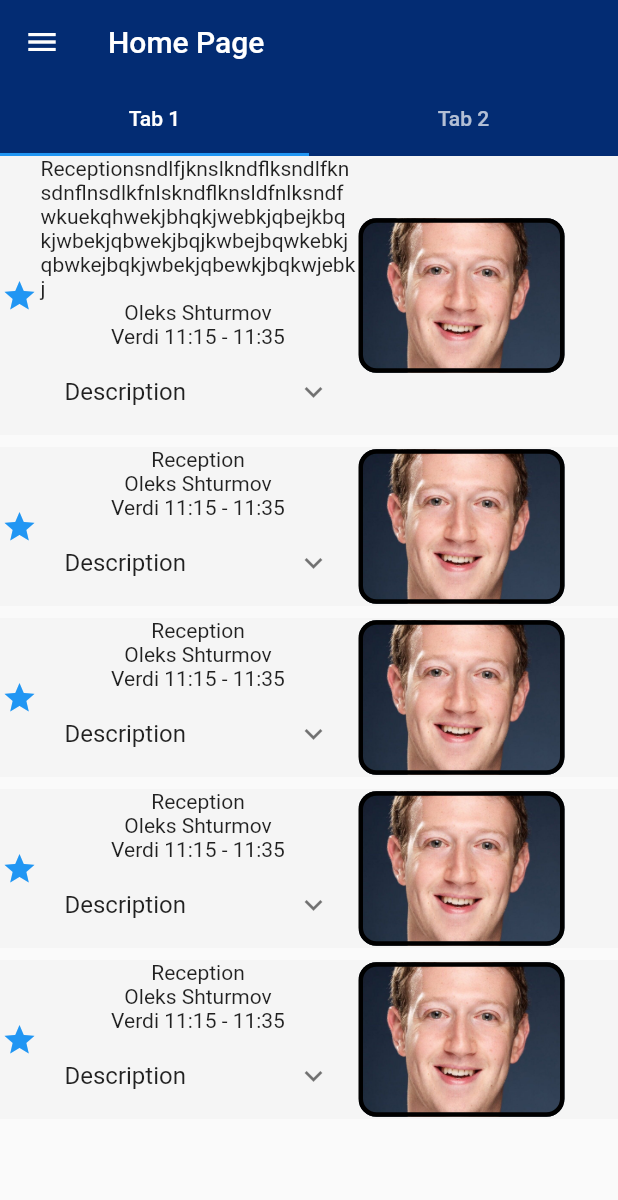
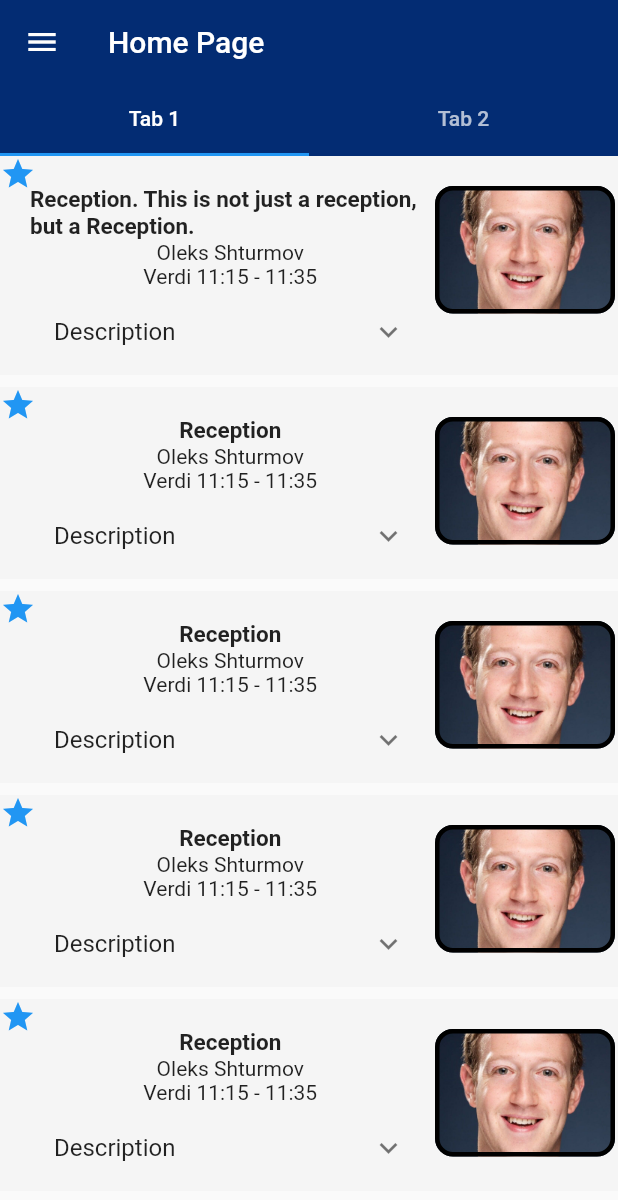
Before and after one commit to softeng-feup/open-cx-pavilion-inc, a Flutter app: the HomePage screen opened by its route, on a phone screen of 412 x 824 dp. Shown: the top 1200 px of the screen. Run offline on Flutter 3.47's test engine with Material 2 defaults, Android fonts, the phone set to English and light mode, and no system bars.

Commit message:
Home Page done

```diff
--- a/feedfheconference/lib/Model/db.dart
+++ b/feedfheconference/lib/Model/db.dart
@@ -12,7 +12,7 @@ class Database {
 
   List<Session> sessions = [
     Session(
-        'Receptionsndlfjknslkndflksndlfknsdnflnsdlkfnlskndflknsldfnlksndfwkuekqhwekjbhqkjwebkjqbejkbqkjwbekjqbwekjbqjkwbejbqwkebkjqbwkejbqkjwbekjqbewkjbqkwjebkj',
+        'Reception. This is not just a reception, but a Reception.',
         'On Monday (April 1st), we hold the welcome reception at the Aula Magna of the University of Genova.',
         'Oleks Shturmov',
         'Verdi',
--- a/feedfheconference/lib/View/Screens/home.dart
+++ b/feedfheconference/lib/View/Screens/home.dart
@@ -83,17 +83,15 @@ class EventBox extends StatelessWidget {
 
   EventBox(this.title, this.description, this.speaker, this.roomAndTime);
 
-
   @override
   Widget build(BuildContext context){
     return Container(
         color: Colors.grey[100],
         margin: const EdgeInsets.only(bottom: 8.0),
-          child: Row(
+        child: Stack(
           children: [
             Container(
-                //decoration: BoxDecoration(border: Border.all(color: Colors.blueAccent)),
-                  margin: const EdgeInsets.only(left: 1),
+                //margin: const EdgeInsets.only(left: 1),
                 child:Align(
                   alignment: Alignment.topLeft,
                   child: Icon(
@@ -103,13 +101,17 @@ Widget build(BuildContext context){
                 )
             ),
             Container(
-                  margin: const EdgeInsets.only(left: 2),
+              margin: const EdgeInsets.only(left: 20, top: 20),
               //color: Colors.green[200],
-                   width: 210,
+              //width: 215,
+              width: MediaQuery.of(context).size.width - 145,
               child: Column(
                 children: <Widget>[
 
-                       Text(title, textAlign: TextAlign.left),
+                  Text(title, textAlign: TextAlign.left, style: TextStyle(
+                    fontSize: 15,
+                    fontWeight: FontWeight.bold
+                  ),),
                   Text(speaker),
                   Text(roomAndTime),
                   ExpansionTile(
@@ -117,18 +119,22 @@ Widget build(BuildContext context){
                     children: <Widget>[
                       Text(description,
                           style: TextStyle(
-                                   fontSize: 15,
-                                   fontWeight: FontWeight.bold,
+                              fontSize: 13,
+                              //fontWeight: FontWeight.bold,
                               fontStyle: FontStyle.italic))
                     ],)
                 ],
               ),),
-              Container(
-                   margin: const EdgeInsets.only(left: 2),
+            Align(
+              alignment: Alignment.topRight,
+              //margin: const EdgeInsets.only(left: 2),
               //decoration: BoxDecoration(border: Border.all(color: Colors.blueAccent)),
               child: Container(
-                   width: MediaQuery.of(context).size.width / 3,
-                   height: MediaQuery.of(context).size.height / 8,
+                margin: const EdgeInsets.only(right: 2, top: 20),
+                //width: MediaQuery.of(context).size.width / 3,
+                width: 120,
+                //height: MediaQuery.of(context).size.height / 8,
+                height: 85,
                 decoration: BoxDecoration(
                   border: Border.all(width: 3.0),
                   borderRadius: BorderRadius.all(
@@ -143,72 +149,8 @@ Widget build(BuildContext context){
         )
     );
   }
+
 }
-  //@override
- /* Widget build(BuildContext context) {
-    return Container(
-      width: MediaQuery.of(context).size.width,
-      height: MediaQuery.of(context).size.height / 5,
-      decoration: BoxDecoration(border: Border.all(color: Colors.redAccent)),
-      child: Stack(children: [
-        Positioned(
-            left: MediaQuery.of(context).size.width -
-                MediaQuery.of(context).size.width / 3.5,
-            top: 10,
-            child: Container(
-              width: MediaQuery.of(context).size.width / 4,
-              height: MediaQuery.of(context).size.height / 9,
-              decoration: BoxDecoration(
-                border: Border.all(width: 3.0),
-                borderRadius: BorderRadius.all(
-                    Radius.circular(20) //         <--- border radius here
-                    ),
-                image: DecorationImage(
-                    image: AssetImage("images/face.jpg"), fit: BoxFit.cover),
-              ),
-            )),
-        Positioned(
-            left: MediaQuery.of(context).size.width -
-                MediaQuery.of(context).size.width / 1.1,
-            top: 0,
-            child: Container(
-                color: Colors.red,
-                width: MediaQuery.of(context).size.width / 2,
-                height: MediaQuery.of(context).size.height / 6,
-                child: Align(
-                    alignment: Alignment.topLeft,
-                    child: Column(children: <Widget>[
-                      Text(title,
-                          style: TextStyle(
-                              fontSize: 30,
-                              fontWeight: FontWeight.bold,
-                              fontStyle: FontStyle.italic)),
-
-                      Text(speaker,
-                          style: TextStyle(
-                              fontSize: 15,
-                              fontWeight: FontWeight.bold,
-                              fontStyle: FontStyle.italic)),
-                      Text(roomAndTime,
-                          style: TextStyle(
-                              fontSize: 15,
-                              fontWeight: FontWeight.bold,
-                              fontStyle: FontStyle.italic)),
-                      ExpansionTile(
-                        title: Text('Description'),
-                        children: <Widget>[
-                         Text(description,
-                          style: TextStyle(
-                              fontSize: 15,
-                              fontWeight: FontWeight.bold,
-                              fontStyle: FontStyle.italic))
-                      ],)
-
-                    ]))))
-      ]),
-    );
-  }
-}*/
 
 class CurrentPage extends StatelessWidget {
   @override
```
Lines whose indentation alone changed are shown as unchanged.
